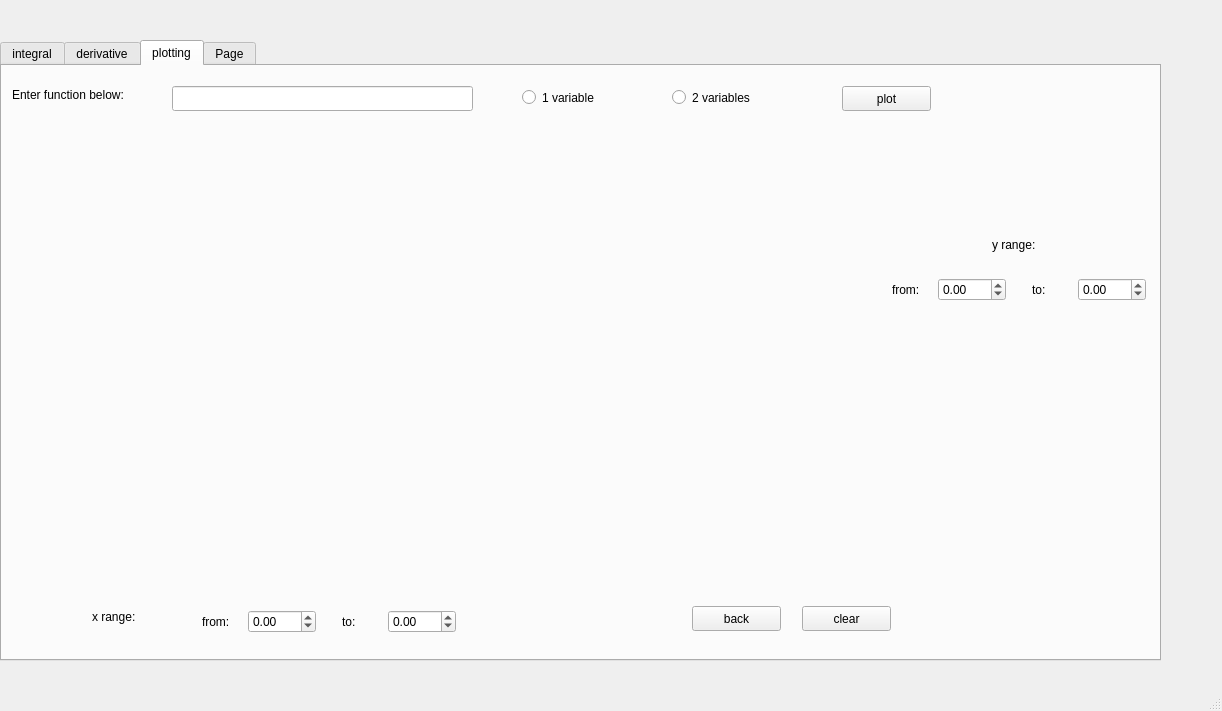
The window that src/geek-calculator/mainwindow.ui (Jelena-Zivovic/RS014-geek-calculator) describes before a commit, drawn with Qt 5.
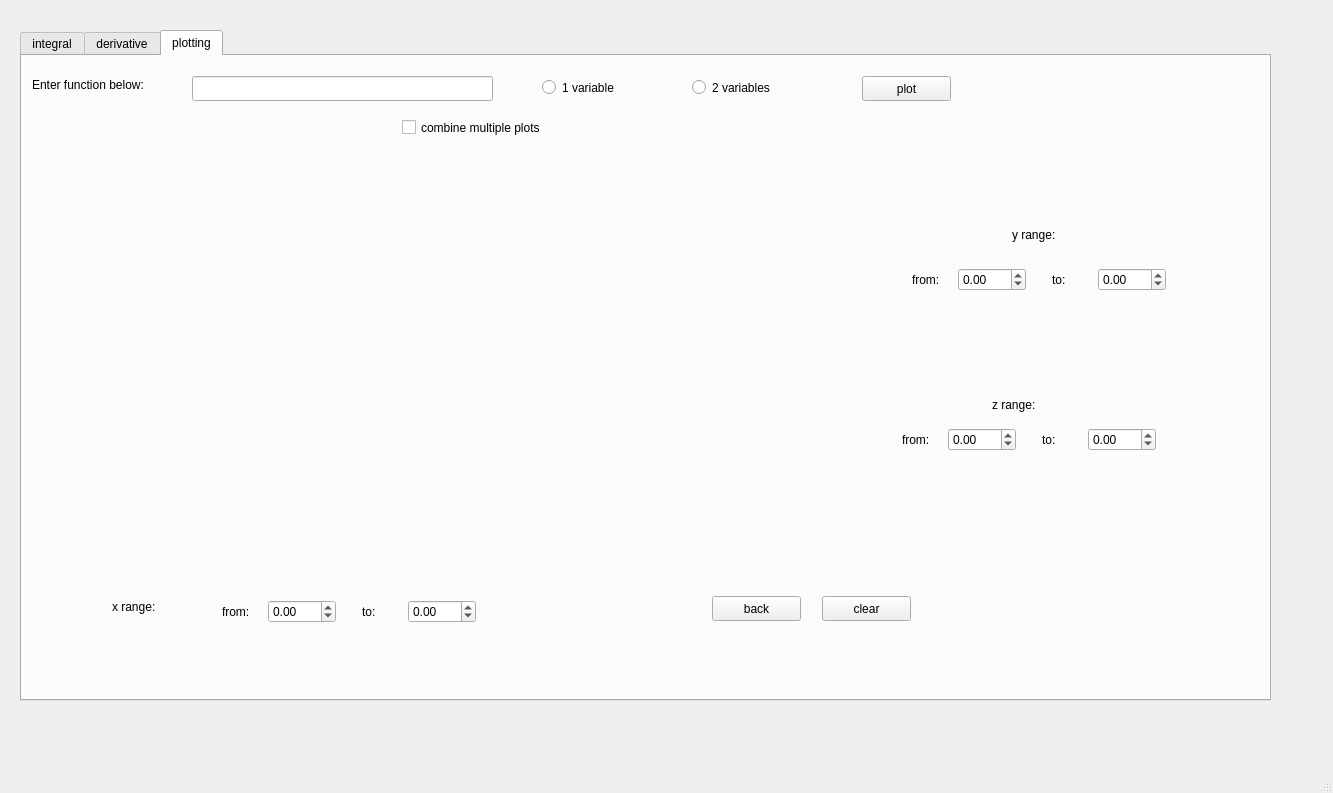
The same window after the commit. Custom widgets are drawn as their Qt base class.

Commit message: added option for multiply plotting on a graph and setting our range of plotting

What changed in the file:
```diff
--- a/src/geek-calculator/mainwindow.ui
+++ b/src/geek-calculator/mainwindow.ui
@@ -6,8 +6,8 @@
    <rect>
     <x>0</x>
     <y>0</y>
-    <width>1222</width>
-    <height>711</height>
+    <width>1333</width>
+    <height>793</height>
    </rect>
   </property>
   <property name="windowTitle">
@@ -17,10 +17,10 @@
    <widget class="QStackedWidget" name="stackedWidgets">
     <property name="geometry">
      <rect>
-      <x>-10</x>
-      <y>30</y>
-      <width>1171</width>
-      <height>651</height>
+      <x>10</x>
+      <y>20</y>
+      <width>1321</width>
+      <height>701</height>
      </rect>
     </property>
     <property name="cursor">
@@ -858,8 +858,8 @@
        <rect>
         <x>10</x>
         <y>10</y>
-        <width>1161</width>
-        <height>621</height>
+        <width>1251</width>
+        <height>671</height>
        </rect>
       </property>
       <property name="currentIndex">
@@ -1485,11 +1485,85 @@
          <layout class="QHBoxLayout" name="hLayout"/>
         </widget>
        </widget>
-      </widget>
-      <widget class="QWidget" name="plotting3D">
-       <attribute name="title">
-        <string>Page</string>
-       </attribute>
+       <widget class="QCheckBox" name="combineMultiplyPlotsCheckBox">
+        <property name="geometry">
+         <rect>
+          <x>380</x>
+          <y>60</y>
+          <width>231</width>
+          <height>23</height>
+         </rect>
+        </property>
+        <property name="text">
+         <string>combine multiple plots</string>
+        </property>
+       </widget>
+       <widget class="QLabel" name="zLabelRange">
+        <property name="geometry">
+         <rect>
+          <x>970</x>
+          <y>340</y>
+          <width>67</width>
+          <height>17</height>
+         </rect>
+        </property>
+        <property name="text">
+         <string>z range:</string>
+        </property>
+       </widget>
+       <widget class="QWidget" name="layoutWidget_2">
+        <property name="geometry">
+         <rect>
+          <x>880</x>
+          <y>370</y>
+          <width>254</width>
+          <height>28</height>
+         </rect>
+        </property>
+        <layout class="QHBoxLayout" name="horizontalLayout_3">
+         <item>
+          <widget class="QLabel" name="zFromLabel">
+           <property name="text">
+            <string>from:</string>
+           </property>
+          </widget>
+         </item>
+         <item>
+          <widget class="QDoubleSpinBox" name="zLeftRangePlotDoubleSpinBox">
+           <property name="minimum">
+            <double>-990.000000000000000</double>
+           </property>
+          </widget>
+         </item>
+         <item>
+          <spacer name="verticalSpacer_3">
+           <property name="orientation">
+            <enum>Qt::Vertical</enum>
+           </property>
+           <property name="sizeHint" stdset="0">
+            <size>
+             <width>20</width>
+             <height>40</height>
+            </size>
+           </property>
+          </spacer>
+         </item>
+         <item>
+          <widget class="QLabel" name="zToLabel">
+           <property name="text">
+            <string>to:</string>
+           </property>
+          </widget>
+         </item>
+         <item>
+          <widget class="QDoubleSpinBox" name="zRangeRightPlotDoubleSpinBox">
+           <property name="minimum">
+            <double>-990.000000000000000</double>
+           </property>
+          </widget>
+         </item>
+        </layout>
+       </widget>
       </widget>
      </widget>
     </widget>
```
Left out of the diff: 2 changed lines with no effect on the pictures. The commit also changes 3 other files.
